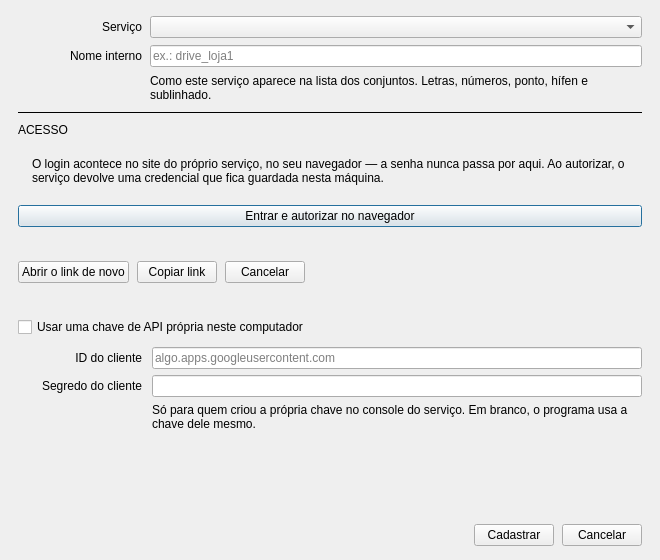
Qt form designer/dialog_cloud_setup.ui (TGF231/Backup_Maximus) before a commit.
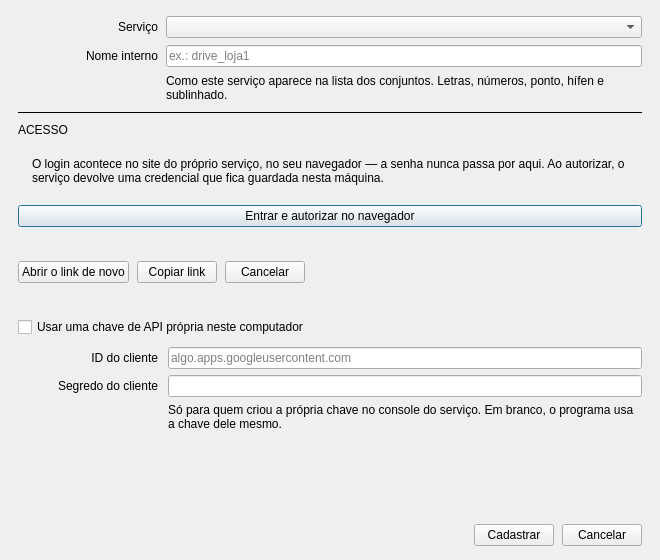
The same form after that commit.

Diff of the .ui file:
```diff
--- a/designer/dialog_cloud_setup.ui
+++ b/designer/dialog_cloud_setup.ui
@@ -22,8 +22,8 @@
      <item row="0" column="0">
       <widget class="QLabel" name="lblProvider">
        <property name="role" stdset="0"><string notr="true">field</string></property>
-       <property name="minimumSize"><size><width>124</width><height>0</height></size></property>
-       <property name="maximumSize"><size><width>124</width><height>16777215</height></size></property>
+       <property name="minimumSize"><size><width>140</width><height>0</height></size></property>
+       <property name="maximumSize"><size><width>140</width><height>16777215</height></size></property>
        <property name="alignment"><set>Qt::AlignRight|Qt::AlignTrailing|Qt::AlignVCenter</set></property>
        <property name="text"><string>Serviço</string></property>
       </widget>
@@ -35,8 +35,8 @@
      <item row="1" column="0">
       <widget class="QLabel" name="lblName">
        <property name="role" stdset="0"><string notr="true">field</string></property>
-       <property name="minimumSize"><size><width>124</width><height>0</height></size></property>
-       <property name="maximumSize"><size><width>124</width><height>16777215</height></size></property>
+       <property name="minimumSize"><size><width>140</width><height>0</height></size></property>
+       <property name="maximumSize"><size><width>140</width><height>16777215</height></size></property>
        <property name="alignment"><set>Qt::AlignRight|Qt::AlignTrailing|Qt::AlignVCenter</set></property>
        <property name="text"><string>Nome interno</string></property>
       </widget>
@@ -163,8 +163,8 @@
           <item row="0" column="0">
            <widget class="QLabel" name="lblKeyId">
             <property name="role" stdset="0"><string notr="true">field</string></property>
-            <property name="minimumSize"><size><width>124</width><height>0</height></size></property>
-            <property name="maximumSize"><size><width>124</width><height>16777215</height></size></property>
+            <property name="minimumSize"><size><width>140</width><height>0</height></size></property>
+            <property name="maximumSize"><size><width>140</width><height>16777215</height></size></property>
             <property name="alignment"><set>Qt::AlignmentFlag::AlignRight|Qt::AlignmentFlag::AlignVCenter</set></property>
             <property name="text"><string>ID do cliente</string></property>
            </widget>
@@ -177,8 +177,8 @@
           <item row="1" column="0">
            <widget class="QLabel" name="lblKeySecret">
             <property name="role" stdset="0"><string notr="true">field</string></property>
-            <property name="minimumSize"><size><width>124</width><height>0</height></size></property>
-            <property name="maximumSize"><size><width>124</width><height>16777215</height></size></property>
+            <property name="minimumSize"><size><width>140</width><height>0</height></size></property>
+            <property name="maximumSize"><size><width>140</width><height>16777215</height></size></property>
             <property name="alignment"><set>Qt::AlignmentFlag::AlignRight|Qt::AlignmentFlag::AlignVCenter</set></property>
             <property name="text"><string>Segredo do cliente</string></property>
            </widget>
```
